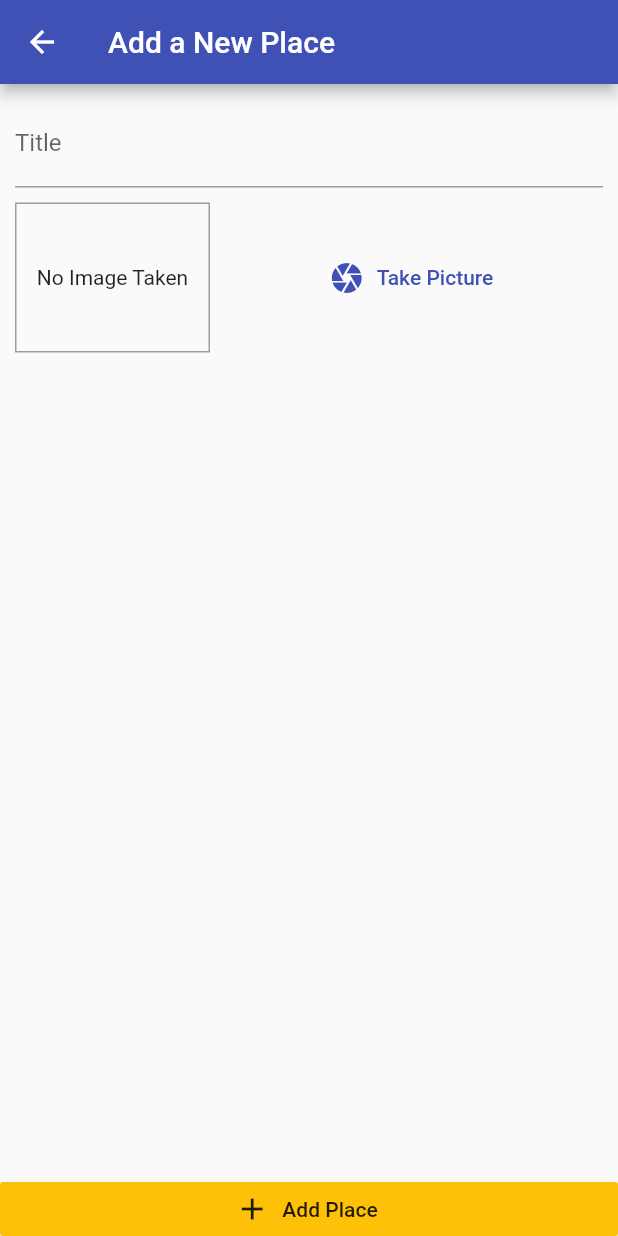
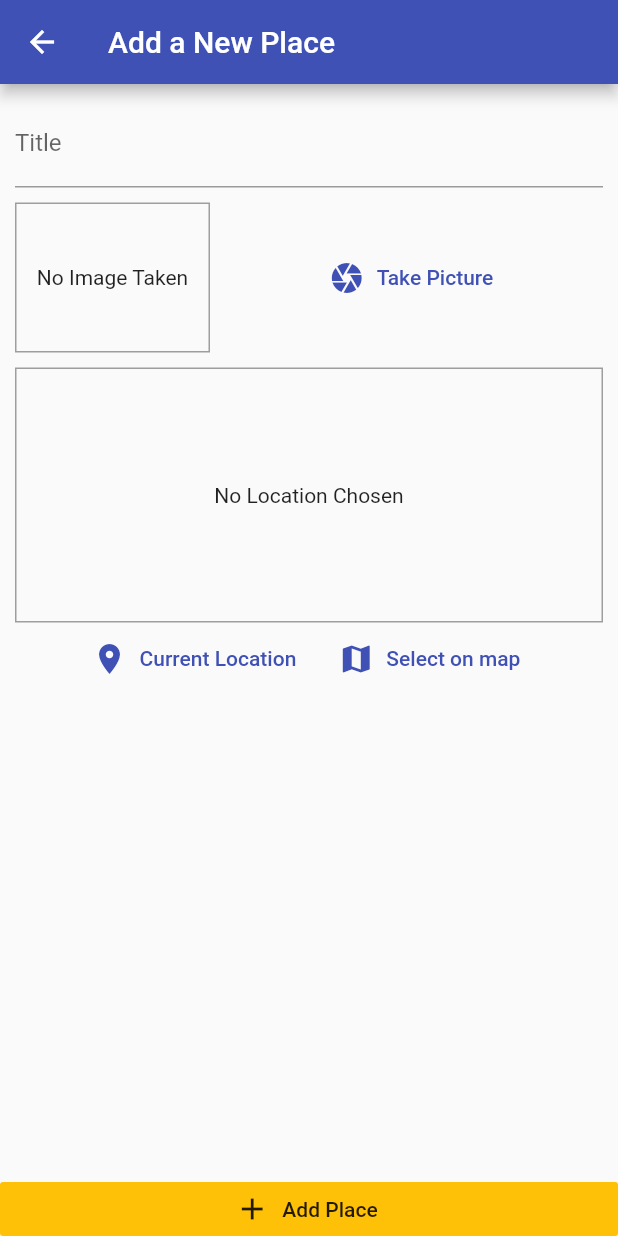
Before and after one commit to mahrncic/flutter-travel-app, a Flutter app: the AddPlaceScreen screen opened by its route, on a phone screen of 412 x 824 dp. Run offline on Flutter 3.47's test engine with Material 2 defaults, Android fonts, the phone set to English and light mode, and no system bars; our stand-ins replace image_picker, sqflite; accounts and stored records are empty.

Commit message:
Implementation of initial functionality for adding location with Google maps on Add Place screen.

```diff
--- a/travel_app/lib/screens/add_place_screen.dart
+++ b/travel_app/lib/screens/add_place_screen.dart
@@ -3,6 +3,7 @@ import 'dart:io';
 import 'package:flutter/material.dart';
 import 'package:flutter_complete_guide/providers/travel_places.dart';
 import 'package:flutter_complete_guide/widgets/image_input.dart';
+import 'package:flutter_complete_guide/widgets/location_input.dart';
 import 'package:provider/provider.dart';
 
 class AddPlaceScreen extends StatefulWidget {
@@ -53,6 +54,10 @@ class _AddPlaceScreenState extends State<AddPlaceScreen> {
                     height: 10,
                   ),
                   ImageInput(_selectImage),
+                  SizedBox(
+                    height: 10,
+                  ),
+                  LocationInput(),
                 ],
               ),
             ),
--- /dev/null
+++ b/travel_app/lib/widgets/location_input.dart
@@ -0,0 +1,56 @@
+import 'package:flutter/material.dart';
+
+class LocationInput extends StatefulWidget {
+  @override
+  _LocationInputState createState() => _LocationInputState();
+}
+
+class _LocationInputState extends State<LocationInput> {
+  String _previewImageUrl;
+
+  @override
+  Widget build(BuildContext context) {
+    return Column(
+      children: [
+        Container(
+          height: 170,
+          width: double.infinity,
+          alignment: Alignment.center,
+          decoration: BoxDecoration(
+            border: Border.all(
+              width: 1,
+              color: Colors.grey,
+            ),
+          ),
+          child: _previewImageUrl == null
+              ? const Text(
+                  'No Location Chosen',
+                  textAlign: TextAlign.center,
+                )
+              : Image.network(
+                  _previewImageUrl,
+                  fit: BoxFit.cover,
+                  width: double.infinity,
+                ),
+        ),
+        Row(
+          mainAxisAlignment: MainAxisAlignment.center,
+          children: [
+            FlatButton.icon(
+              icon: Icon(Icons.location_on),
+              label: const Text('Current Location'),
+              textColor: Theme.of(context).primaryColor,
+              onPressed: () {},
+            ),
+            FlatButton.icon(
+              icon: Icon(Icons.map),
+              label: const Text('Select on map'),
+              textColor: Theme.of(context).primaryColor,
+              onPressed: () {},
+            )
+          ],
+        ),
+      ],
+    );
+  }
+}
--- a/travel_app/pubspec.yaml
+++ b/travel_app/pubspec.yaml
@@ -28,6 +28,7 @@ dependencies:
   path_provider: ^2.0.8
   path: ^1.8.0
   sqflite: ^2.0.1
+  location: ^4.3.0
 
   # The following adds the Cupertino Icons font to your application.
   # Use with the CupertinoIcons class for iOS style icons.
```
Also changed, not shown: 1 other file.
